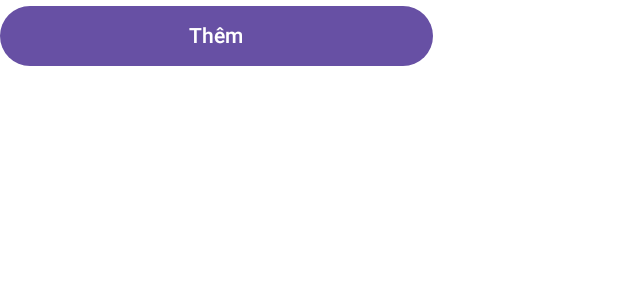
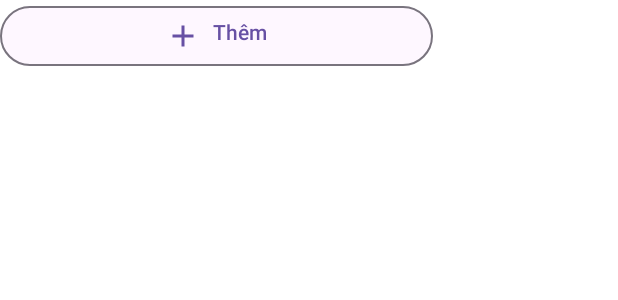
Before and after one commit to Katz-Team/CalRent, an Android app built with Jetpack Compose: the @Preview function PreviewStep3Screen, on a phone screen of 412 x 824 dp. Shown: the top 300 px of the screen. Run offline under Robolectric (Android 15) with nearby library versions, the light colour scheme and no system bars.

Commit message:
feat: Add 'Add' functionality and related UI in InnitRoomScreen.kt
In this commit, I added the 'Add' functionality to the InnitRoomScreen.kt file. This functionality allows users to add new items, and it comes with the corresponding user interface components. Specifically, I included a button with an icon and text labeled 'Add.' When clicked, this button triggers the addition of a new item, and I used Material3 styling to ensure the UI matches the app's design guidelines. This update enhances the user experience by providing an intuitive way to add items within the InitRoomScreen.

```diff
--- a/calculateRent/app/src/main/java/vn/com/gatrong/calculaterent/view/innitRoomScreen/InnitRoomScreen.kt
+++ b/calculateRent/app/src/main/java/vn/com/gatrong/calculaterent/view/innitRoomScreen/InnitRoomScreen.kt
@@ -2,21 +2,28 @@ package vn.com.gatrong.calculaterent.view.innitRoomScreen
 
 import android.annotation.SuppressLint
 import androidx.activity.compose.BackHandler
+import androidx.compose.foundation.BorderStroke
 import androidx.compose.foundation.layout.Arrangement
 import androidx.compose.foundation.layout.Box
 import androidx.compose.foundation.layout.Column
+import androidx.compose.foundation.layout.Row
 import androidx.compose.foundation.layout.Spacer
 import androidx.compose.foundation.layout.fillMaxHeight
 import androidx.compose.foundation.layout.fillMaxSize
 import androidx.compose.foundation.layout.fillMaxWidth
 import androidx.compose.foundation.layout.height
 import androidx.compose.foundation.layout.padding
+import androidx.compose.foundation.layout.size
 import androidx.compose.foundation.lazy.LazyColumn
 import androidx.compose.foundation.text.KeyboardOptions
+import androidx.compose.material.icons.Icons
+import androidx.compose.material.icons.filled.Add
 import androidx.compose.material3.Button
 import androidx.compose.material3.ButtonDefaults
 import androidx.compose.material3.ExperimentalMaterial3Api
+import androidx.compose.material3.Icon
 import androidx.compose.material3.MaterialTheme
+import androidx.compose.material3.OutlinedButton
 import androidx.compose.material3.OutlinedTextField
 import androidx.compose.material3.Text
 import androidx.compose.runtime.Composable
@@ -227,12 +234,28 @@ fun Step3() {
         }
 
         item {
-            Button(modifier = Modifier
-                .fillMaxWidth(0.7f)
+            OutlinedButton(
+                modifier = Modifier.fillMaxWidth(0.7f),
+                colors = ButtonDefaults.outlinedButtonColors(
+                    containerColor = MaterialTheme.colorScheme.background,
+                    contentColor = MaterialTheme.colorScheme.primary
+                ),
+                border = BorderStroke(1.dp, MaterialTheme.colorScheme.outline)
                 ,onClick = {
                     viewModel.defaultSurcharges.add(MutableStateFlow(DefaultSurcharge()))
                 }
-            ) { Text("Thêm") }
+            ) {
+                Row() {
+                    Icon(
+                        imageVector = Icons.Default.Add,
+                        contentDescription = Icons.Default.Add.name,
+                    )
+
+                    Spacer(modifier = Modifier.size(ButtonDefaults.IconSpacing))
+
+                    Text("Thêm")
+                }
+            }
         }
     }
 
```
Also changed, not shown: 1 other file.
